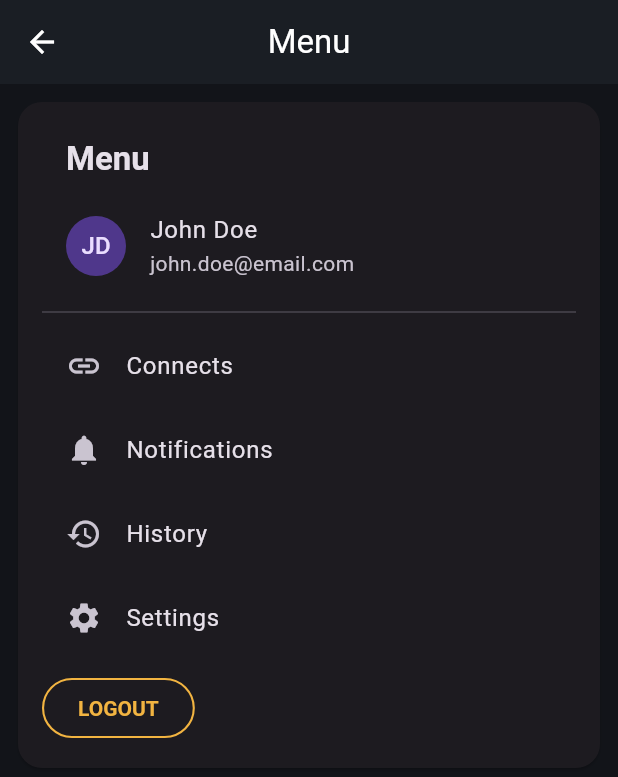
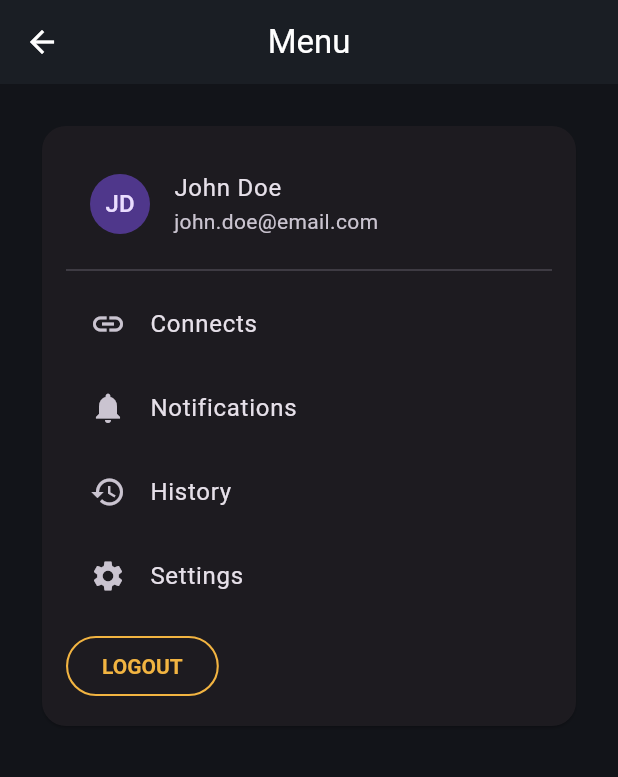
Before and after one commit to Ysf909/tawaqu3_final, a Flutter app: the MenuView screen opened by its route, on a phone screen of 412 x 824 dp. Shown: the top 777 px of the screen. Run offline on Flutter 3.47's test engine with Material 3 defaults, Android fonts, the light colour scheme and no system bars.

Commit message:
Refactor views to improve navigation and UI consistency

```diff
--- a/lib/view/pages/menu_view.dart
+++ b/lib/view/pages/menu_view.dart
@@ -1,33 +1,34 @@
 import 'package:flutter/material.dart';
-import 'package:provider/provider.dart';
 import 'package:tawaqu3_final/view/widgets/card_container.dart';
-import 'package:tawaqu3_final/view/widgets/section_title.dart';
 import '../../core/router/app_router.dart';
-import '../../view_model/settings_view_model.dart';
 
 class MenuView extends StatelessWidget {
   const MenuView({super.key});
 
   @override
   Widget build(BuildContext context) {
-    final vm = context.watch<SettingsViewModel>();
-
     final menu = CardContainer(
       child: Column(
         crossAxisAlignment: CrossAxisAlignment.start,
         children: [
-          const SectionTitle('Menu'),
           const ListTile(
             leading: CircleAvatar(child: Text('JD')),
             title: Text('John Doe'),
             subtitle: Text('john.doe@email.com'),
           ),
           const Divider(),
-          const ListTile(
-            leading: Icon(Icons.link),
-            title: Text('Connects'),
+          // Connects
+          ListTile(
+            leading: const Icon(Icons.link),
+            title: const Text('Connects'),
+            onTap: () {
+              Navigator.pushNamed(
+                context,
+                AppRouter.connectsRoute,
+              );
+            },
           ),
-
+          // Notifications
           ListTile(
             leading: const Icon(Icons.notifications),
             title: const Text('Notifications'),
@@ -38,7 +39,7 @@ class MenuView extends StatelessWidget {
               );
             },
           ),
-
+          // History
           ListTile(
             leading: const Icon(Icons.history),
             title: const Text('History'),
@@ -49,7 +50,7 @@ class MenuView extends StatelessWidget {
               );
             },
           ),
-
+          // Settings
           ListTile(
             leading: const Icon(Icons.settings),
             title: const Text('Settings'),
@@ -63,7 +64,10 @@ class MenuView extends StatelessWidget {
           const SizedBox(height: 8),
           OutlinedButton(
             onPressed: () {
-
+              Navigator.pushReplacementNamed(
+                context,
+                AppRouter.authRoute,
+              );
             },
             child: const Text('LOGOUT'),
           ),
@@ -71,20 +75,13 @@ class MenuView extends StatelessWidget {
       ),
     );
 
-    ListTile(
-            leading: const Icon(Icons.add),
-            title: const Text('connects'),
-            onTap: () {
-              Navigator.pushNamed(
-                context,
-                AppRouter.connectsRoute,
-              );
-            },
-          );
-
     return Scaffold(
-      appBar: AppBar(title: const Text('Menu')),
-      body: LayoutBuilder(
+      appBar: AppBar(
+        automaticallyImplyLeading: true,
+        title: const Text('Menu'),
+      ),
+      body: SafeArea(
+        child: LayoutBuilder(
           builder: (context, c) {
             final wide = c.maxWidth > 1000;
             if (wide) {
@@ -95,10 +92,12 @@ class MenuView extends StatelessWidget {
               );
             }
             return ListView(
+              padding: const EdgeInsets.all(16),
               children: [menu],
             );
           },
         ),
+      ),
     );
   }
 }
```
Also changed, not shown: lib/view/pages/MainPage_view.dart (+5 -13 lines), lib/view/pages/conects_view.dart (+21 -7 lines), lib/view/pages/history_view.dart (+5 -3 lines), lib/view/pages/notifications_view.dart (+5 -2 lines), lib/view/pages/settings_view.dart (+28 -5 lines). Lines whose indentation alone changed are shown as unchanged.
